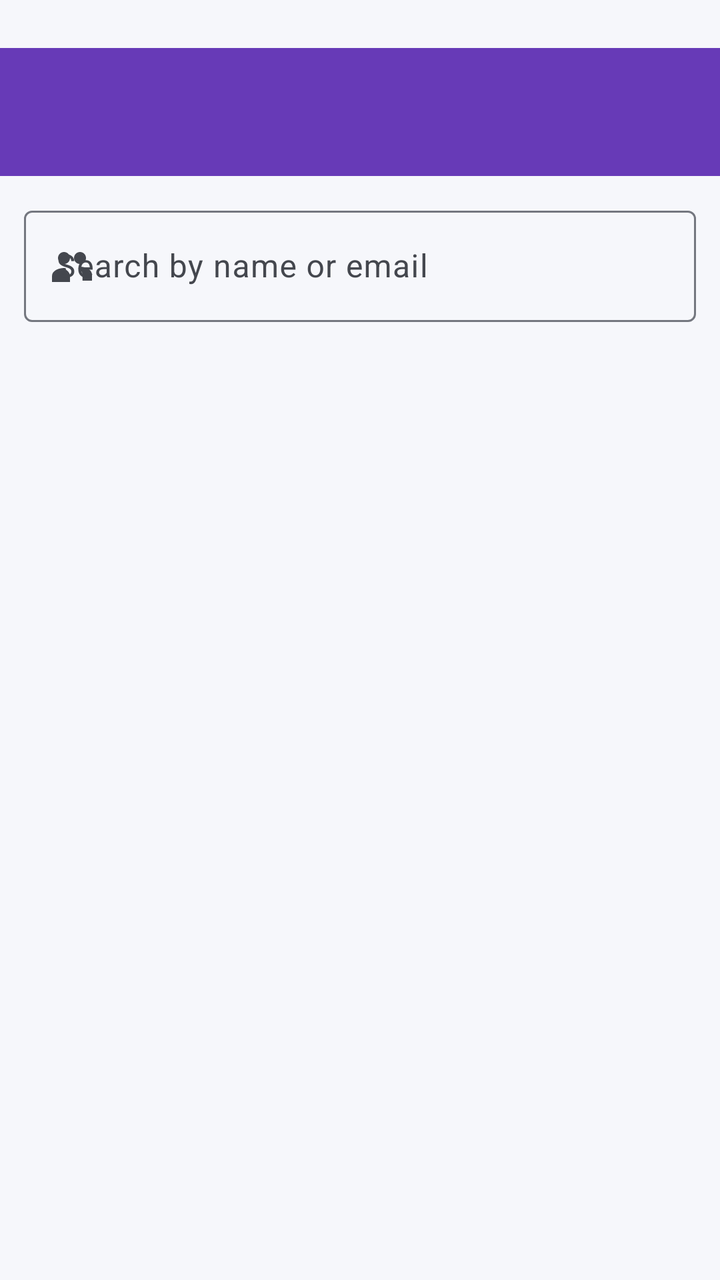
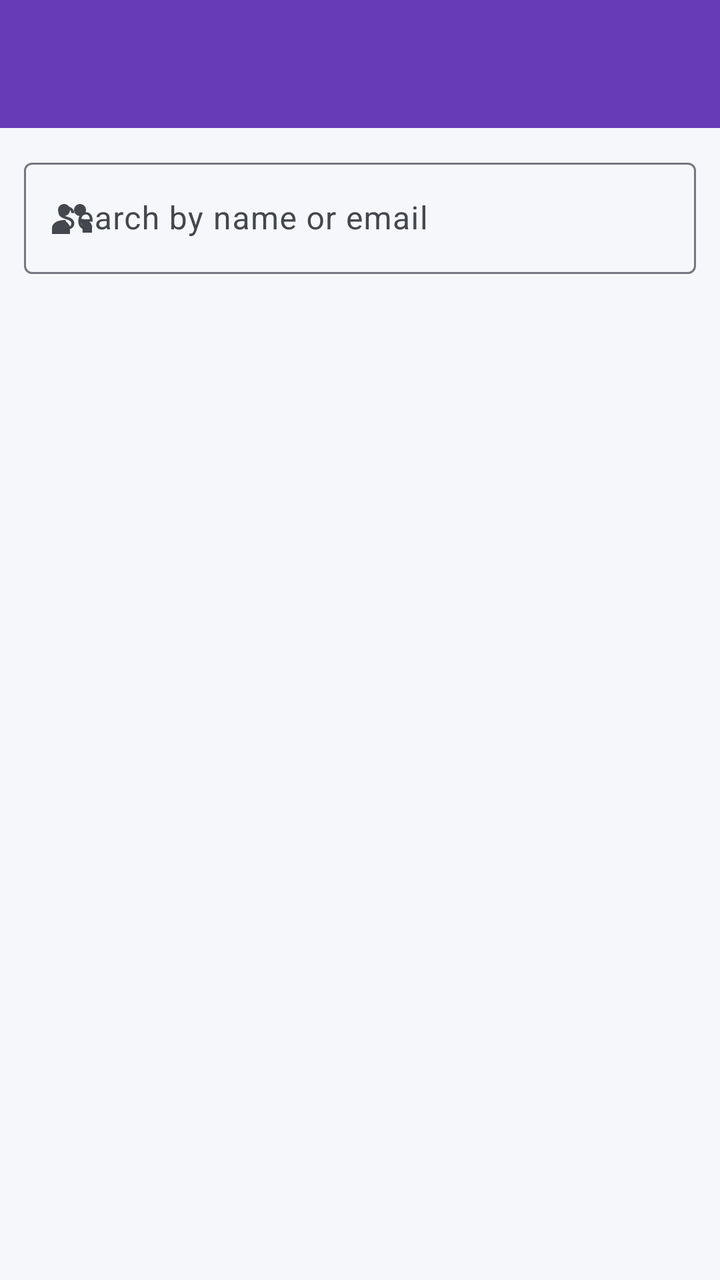

Compare the two renders of this Android layout. The source of the first and the diff that turns it into the second are given below.
<!-- AndroidManifest.xml: application theme Theme.CampusConnect -->
<!-- res/layout/activity_admin_users.xml -->
<?xml version="1.0" encoding="utf-8"?>
<androidx.constraintlayout.widget.ConstraintLayout xmlns:android="http://schemas.android.com/apk/res/android"
    xmlns:app="http://schemas.android.com/apk/res-auto"
    android:layout_width="match_parent"
    android:layout_height="match_parent">

    <com.google.android.material.appbar.MaterialToolbar
        android:id="@+id/toolbar"
        android:layout_width="match_parent"
        android:layout_height="?attr/actionBarSize"
        android:layout_marginTop="24dp"
        android:background="?attr/colorPrimary"
        app:titleTextColor="?attr/colorOnPrimary"
        app:layout_constraintTop_toTopOf="parent" />

    <com.google.android.material.textfield.TextInputLayout
        android:id="@+id/searchLayout"
        style="@style/Widget.Material3.TextInputLayout.OutlinedBox"
        android:layout_width="0dp"
        android:layout_height="wrap_content"
        android:layout_margin="12dp"
        android:hint="@string/search_users_hint"
        app:startIconDrawable="@drawable/ic_nav_groups"
        app:layout_constraintEnd_toEndOf="parent"
        app:layout_constraintStart_toStartOf="parent"
        app:layout_constraintTop_toBottomOf="@id/toolbar">

        <com.google.android.material.textfield.TextInputEditText
            android:id="@+id/searchEditText"
            android:layout_width="match_parent"
            android:layout_height="wrap_content"
            android:inputType="text"
            android:imeOptions="actionSearch" />
    </com.google.android.material.textfield.TextInputLayout>

    <com.google.android.material.chip.ChipGroup
        android:id="@+id/roleFilterChipGroup"
        android:layout_width="match_parent"
        android:layout_height="wrap_content"
        android:layout_marginStart="12dp"
        android:layout_marginEnd="12dp"
        app:singleSelection="true"
        app:layout_constraintTop_toBottomOf="@id/searchLayout">

        <com.google.android.material.chip.Chip
            android:id="@+id/chipAll"
            style="@style/Widget.Material3.Chip.Filter"
            android:checked="true"
            android:text="@string/role_all" />

        <com.google.android.material.chip.Chip
            android:id="@+id/chipStudent"
            style="@style/Widget.Material3.Chip.Filter"
            android:text="@string/role_student" />

        <com.google.android.material.chip.Chip
            android:id="@+id/chipOrganizer"
            style="@style/Widget.Material3.Chip.Filter"
            android:text="@string/role_organizer" />

        <com.google.android.material.chip.Chip
            android:id="@+id/chipAdmin"
            style="@style/Widget.Material3.Chip.Filter"
            android:text="@string/role_admin" />
    </com.google.android.material.chip.ChipGroup>

    <TextView
        android:id="@+id/resultCountText"
        android:layout_width="wrap_content"
        android:layout_height="wrap_content"
        android:layout_marginStart="16dp"
        android:layout_marginTop="8dp"
        android:textSize="12sp"
        android:textColor="?android:attr/textColorSecondary"
        app:layout_constraintTop_toBottomOf="@id/roleFilterChipGroup" />

    <TextView
        android:id="@+id/emptyState"
        android:layout_width="0dp"
        android:layout_height="wrap_content"
        android:layout_margin="24dp"
        android:gravity="center"
        android:text="@string/nothing_to_show"
        android:visibility="gone"
        app:layout_constraintEnd_toEndOf="parent"
        app:layout_constraintStart_toStartOf="parent"
        app:layout_constraintTop_toBottomOf="@id/resultCountText" />

    <androidx.recyclerview.widget.RecyclerView
        android:id="@+id/recyclerView"
        android:layout_width="match_parent"
        android:layout_height="0dp"
        android:padding="8dp"
        app:layout_constraintBottom_toTopOf="@id/loadMoreButton"
        app:layout_constraintTop_toBottomOf="@id/resultCountText" />

    <com.google.android.material.button.MaterialButton
        android:id="@+id/loadMoreButton"
        style="@style/Widget.Material3.Button.TonalButton"
        android:layout_width="match_parent"
        android:layout_height="wrap_content"
        android:layout_margin="12dp"
        android:text="@string/load_more_users"
        android:visibility="gone"
        app:layout_constraintBottom_toBottomOf="parent" />

</androidx.constraintlayout.widget.ConstraintLayout>
<!-- resources referenced by this layout -->
<resources>
  <!-- drawable ic_nav_groups (drawable) -->
  <vector xmlns:android="http://schemas.android.com/apk/res/android"
      android:width="24dp" android:height="24dp"
      android:viewportWidth="24" android:viewportHeight="24">
      <path android:fillColor="#FF000000"
          android:pathData="M8,11c1.66,0 3,-1.34 3,-3s-1.34,-3 -3,-3 -3,1.34 -3,3 1.34,3 3,3z" />
      <path android:fillColor="#FF000000"
          android:pathData="M16,11c1.66,0 3,-1.34 3,-3s-1.34,-3 -3,-3 -3,1.34 -3,3 1.34,3 3,3z" />
      <path android:fillColor="#FF000000"
          android:pathData="M8,13c-2.67,0 -6,1.34 -6,4v3h9v-3c0,-1.42 -1.03,-2.53 -2.19,-3.28C9.35,13.28 8.66,13 8,13z" />
      <path android:fillColor="#FF000000"
          android:pathData="M16,13c-0.29,0 -0.62,0.02 -0.97,0.07 1.16,0.75 2.19,1.86 2.19,3.28v3h4.78v-3c0,-2.66 -3.33,-4 -6,-4z" />
  </vector>
  <string name="load_more_users">Load more</string>
  <string name="nothing_to_show">Nothing to show yet.</string>
  <string name="role_admin">Admin</string>
  <string name="role_all">All</string>
  <string name="role_organizer">Organizer</string>
  <string name="role_student">Student</string>
  <string name="search_users_hint">Search by name or email</string>
  <style name="Theme.CampusConnect" parent="Base.Theme.CampusConnect" />
  <style name="Base.Theme.CampusConnect" parent="Theme.Material3.DayNight.NoActionBar">
          
          <item name="colorPrimary">@color/primary</item>
          <item name="colorOnPrimary">@color/on_primary</item>
          <item name="colorSecondary">@color/secondary</item>
          <item name="colorOnSecondary">@color/on_secondary</item>
          <item name="colorTertiary">@color/tertiary</item>
          <item name="colorOnTertiary">@color/on_tertiary</item>
          <item name="android:windowBackground">@color/background</item>
          <item name="colorSurface">@color/surface</item>
          <item name="colorOnSurface">@color/on_surface</item>
  
          <item name="colorSurfaceVariant">@color/surface_variant</item>
          <item name="colorOnSurfaceVariant">@color/on_surface_variant</item>
          <item name="colorError">@color/error</item>
          <item name="colorOnError">@color/on_error</item>
          <item name="colorOutline">@color/outline</item>
          <item name="colorOutlineVariant">@color/outline_variant</item>
          <item name="android:statusBarColor">@color/primary</item>
  
          
          <item name="materialCardViewStyle">@style/Widget.CampusConnect.Card</item>
      </style>
  <color name="primary">#673AB7</color>
  <color name="on_primary">#FFFFFF</color>
  <color name="secondary">#009688</color>
  <color name="on_secondary">#FFFFFF</color>
  <color name="tertiary">#FFC107</color>
  <color name="on_tertiary">#000000</color>
  <color name="background">#F6F7FB</color>
  <color name="surface">#FFFFFF</color>
  <color name="on_surface">#1A1C1E</color>
  <color name="surface_variant">#E1E2EC</color>
  <color name="on_surface_variant">#44474E</color>
  <color name="error">#B3261E</color>
  <color name="on_error">#FFFFFF</color>
  <color name="outline">#74777F</color>
  <color name="outline_variant">#C4C6D0</color>
  <style name="Widget.CampusConnect.Card" parent="Widget.Material3.CardView.Elevated">
          <item name="cardCornerRadius">16dp</item>
          <item name="cardElevation">2dp</item>
          <item name="strokeWidth">0dp</item>
      </style>
</resources>

<!-- the commit's change to res/layout/activity_admin_users.xml (unified diff, before → after) -->
@@ -8,7 +8,6 @@
         android:id="@+id/toolbar"
         android:layout_width="match_parent"
         android:layout_height="?attr/actionBarSize"
-        android:layout_marginTop="24dp"
         android:background="?attr/colorPrimary"
         app:titleTextColor="?attr/colorOnPrimary"
         app:layout_constraintTop_toTopOf="parent" />
